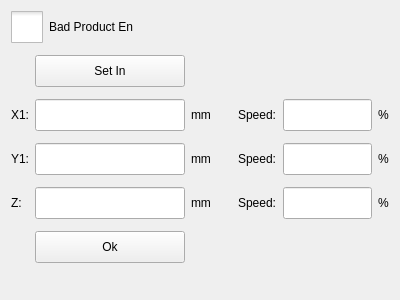
Before: the Qt Designer form hcinstruction/icbadproducteditor.ui in dongdong-2009/3-5AxisRobot, drawn with Qt 5.
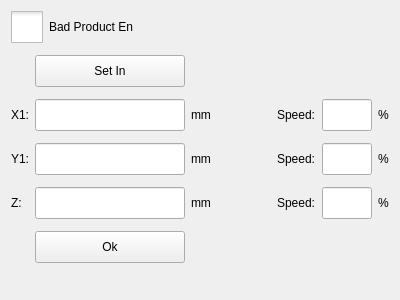
After: the same form once the commit is applied. Icons and pictures are not drawn. Custom widgets are drawn as their Qt base class.

Commit message: 1.修正

What changed in the file:
```diff
--- a/hcinstruction/icbadproducteditor.ui
+++ b/hcinstruction/icbadproducteditor.ui
@@ -181,6 +181,12 @@
        <height>32</height>
       </size>
      </property>
+     <property name="maximumSize">
+      <size>
+       <width>50</width>
+       <height>16777215</height>
+      </size>
+     </property>
     </widget>
    </item>
    <item row="4" column="4">
@@ -198,6 +204,12 @@
        <height>32</height>
       </size>
      </property>
+     <property name="maximumSize">
+      <size>
+       <width>50</width>
+       <height>16777215</height>
+      </size>
+     </property>
     </widget>
    </item>
    <item row="3" column="4">
@@ -215,6 +227,12 @@
        <height>32</height>
       </size>
      </property>
+     <property name="maximumSize">
+      <size>
+       <width>50</width>
+       <height>16777215</height>
+      </size>
+     </property>
     </widget>
    </item>
    <item row="2" column="4">
```
The commit also changes 2 other files.
